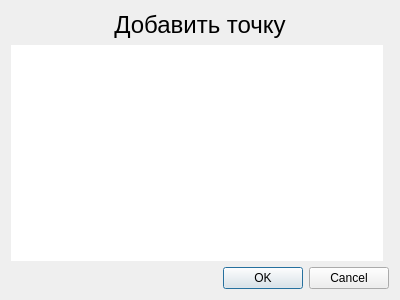
Xtail96/SML, file KAMEditor/gui/points/addpointdialog.ui: the form before one commit.
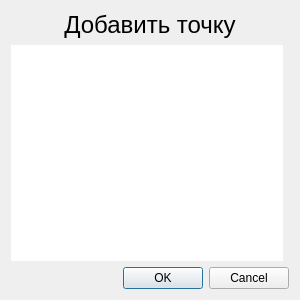
The form after the commit.

What changed in the file:
```diff
--- a/KAMEditor/gui/points/addpointdialog.ui
+++ b/KAMEditor/gui/points/addpointdialog.ui
@@ -6,7 +6,7 @@
    <rect>
     <x>0</x>
     <y>0</y>
-    <width>400</width>
+    <width>300</width>
     <height>300</height>
    </rect>
   </property>
```
